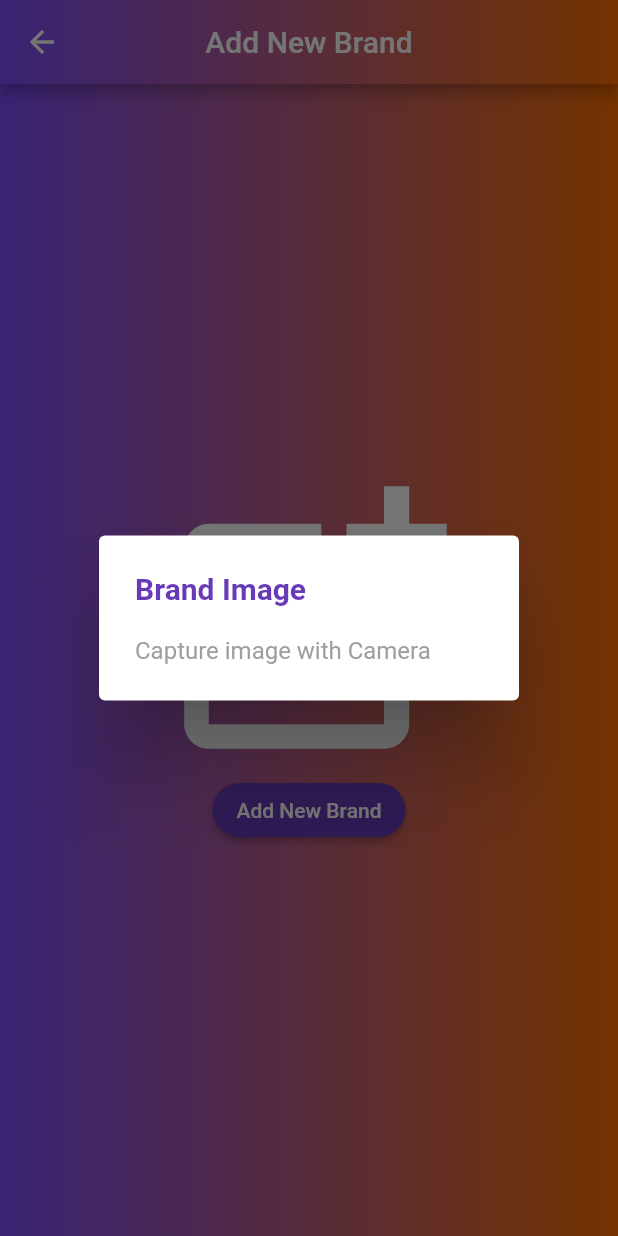
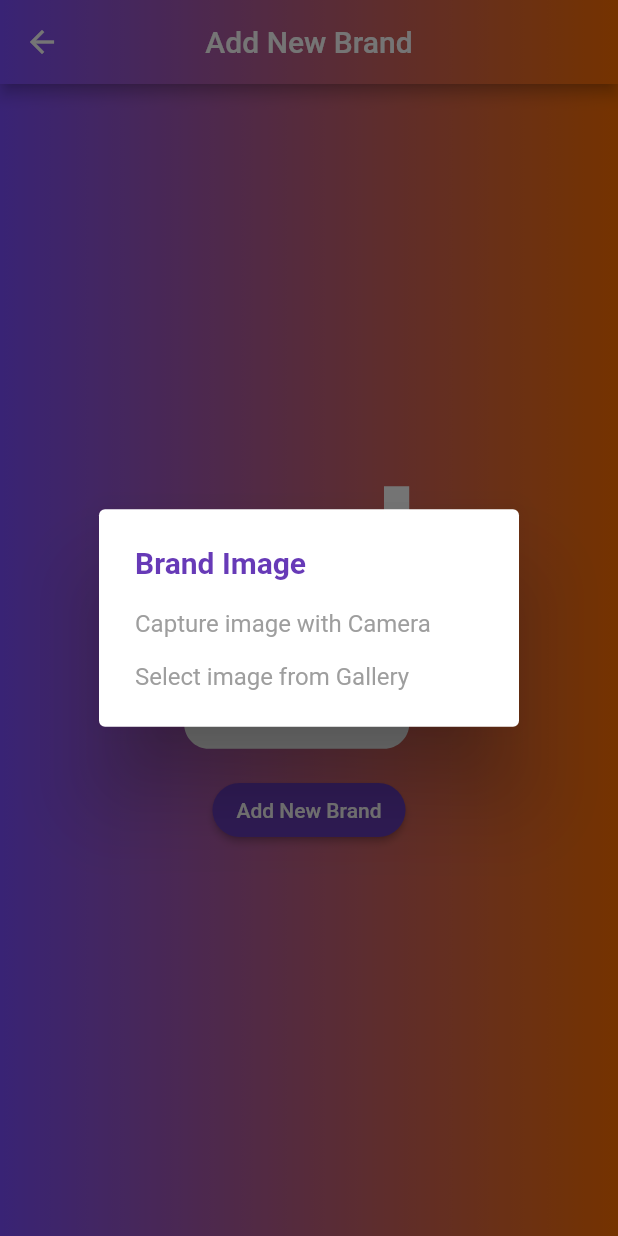
Before and after one commit to Devsaci/sellers_app, a Flutter app: the UploadBrandsScreen screen opened directly, after a tap on "Add New Brand", on a phone screen of 412 x 824 dp. Run offline on Flutter 3.47's test engine with Material 2 defaults, Android fonts, the phone set to English and light mode, and no system bars; our stand-ins replace cloud_firestore, firebase_auth, firebase_core, firebase_storage, fluttertoast, image_picker and 1 more; accounts and stored records are empty.

Commit message:
SimpleDialogOption "Select image from Gallery"

```diff
--- a/lib/brandsScreens/upload_brands_screen.dart
+++ b/lib/brandsScreens/upload_brands_screen.dart
@@ -85,6 +85,12 @@ class _UploadBrandsScreenStateState extends State<UploadBrandsScreen> {
               child: const Text("Capture image with Camera",
                   style: TextStyle(color: Colors.grey)),
             ),
+            //Select image from Gallery
+            SimpleDialogOption(
+              onPressed: () {},
+              child: const Text("Select image from Gallery",
+                  style: TextStyle(color: Colors.grey)),
+            ),
           ],
         );
       },
```
